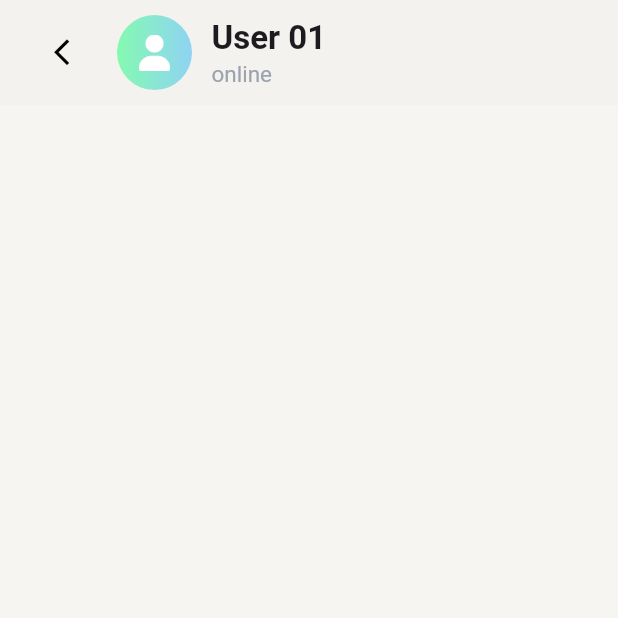
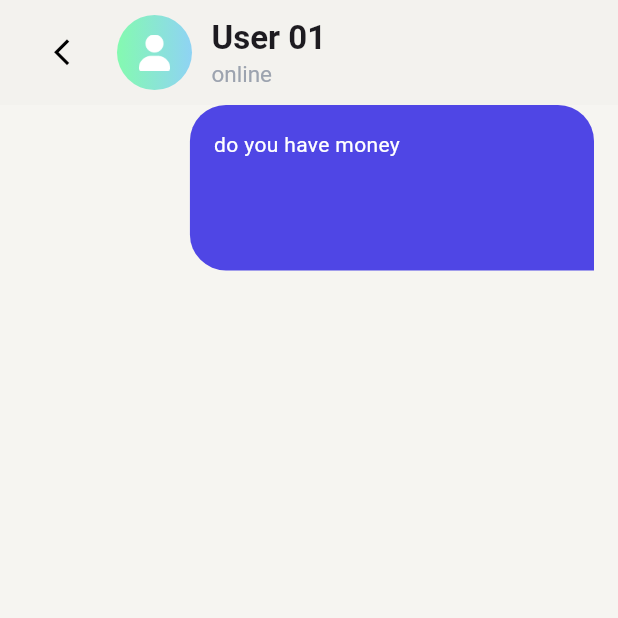
Before and after one commit to MI-TECHDLIN/konet, a Flutter app: the screen it shows once a user with an empty profile is signed in, on a phone screen of 412 x 824 dp, the top half of it. Run offline on Flutter 3.47's test engine with Material 3 defaults, Android fonts, the phone set to English and light mode, and no system bars; our stand-ins replace cloud_firestore, dots_indicator, firebase_auth, firebase_core; accounts and stored records are empty; generated files the repository leaves out were written again.

Commit message:
feat: chat card for sender

```diff
--- a/lib/screens/messaging/inbox_screen.dart
+++ b/lib/screens/messaging/inbox_screen.dart
@@ -16,6 +16,7 @@ class _InboxScreenState extends State<InboxScreen> {
 
   Stream<List<QueryDocumentSnapshot<Map<String, dynamic>>>>? _response;
   int? _responseint;
+  List<Map<String, dynamic>> data = [];
   //functions
   Stream<String?> _getDisplayNameStream() {
     return _authinbox.userChanges().map((User? user) {
@@ -38,19 +39,23 @@ class _InboxScreenState extends State<InboxScreen> {
   }
 
   Future<void> _messageResponse() async {
-    final _response = _cloudmessage
+    _response = _cloudmessage
         .collection('messages')
         .snapshots()
         .map((snap) => snap.docs);
 
     await for (List<QueryDocumentSnapshot> docs in _response!) {
       print('New Update');
-      final Future<int> length = _response.length;
-      _responseint = await length;
+
+      //length for all response
+      _responseint = docs.length;
+
+      data.clear();
       // This loops through each individual document in the current list
       for (final doc in docs) {
-        final data = doc.data() as Map<String, dynamic>;
-        print('Message ID: ${doc.id}, Content: ${data['text']}');
+        final datum = doc.data() as Map<String, dynamic>;
+        print('Message ID: ${doc.id}, Content: ${datum['text']}');
+        data.add(datum);
       }
     }
   }
@@ -61,7 +66,7 @@ class _InboxScreenState extends State<InboxScreen> {
   void initState() {
     // TODO: implement initState
     super.initState();
-    sendMEssage('uba kosi');
+    sendMEssage('do you have money');
     _messageResponse();
   }
 
@@ -137,7 +142,25 @@ class _InboxScreenState extends State<InboxScreen> {
             if (snapshot.hasData && snapshot.data != null) {
               return ListView.builder(
                 itemBuilder: (ctx, ind) {
-                  return Container(child: Text(''));
+                  return Container(
+                    padding: EdgeInsets.all(16),
+                    margin: EdgeInsets.fromLTRB(126.61, 0, 16, 10),
+                    height: 110.25,
+                    width: 274.39,
+                    decoration: BoxDecoration(
+                      borderRadius: BorderRadius.only(
+                        topRight: Radius.circular(24),
+
+                        bottomLeft: Radius.circular(24),
+                        topLeft: Radius.circular(24),
+                      ),
+                      color: Color(0xff4F46E5),
+                    ),
+                    child: Text(
+                      data[ind]['text'],
+                      style: TextStyle(color: Colors.white),
+                    ),
+                  );
                 },
                 itemCount: _responseint,
               );
```
